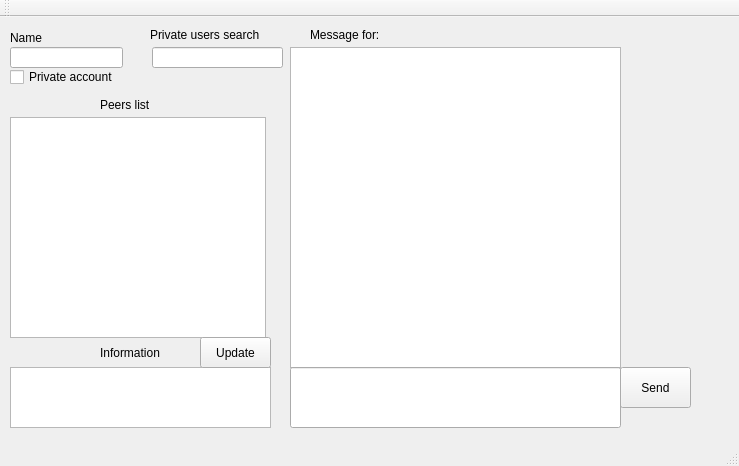
First picture: the form in Client/clientwindow.ui, repository ToshUxanoff/P2P-Chat, before the edit.
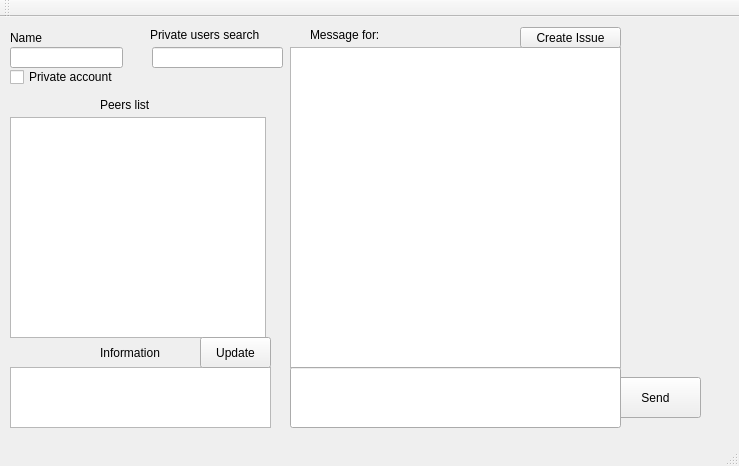
Second picture: the form after the edit.

Commit message: Added Github issue creation

```diff
--- a/Client/clientwindow.ui
+++ b/Client/clientwindow.ui
@@ -89,9 +89,9 @@
    <widget class="QPushButton" name="SendMsg">
     <property name="geometry">
      <rect>
-      <x>620</x>
-      <y>350</y>
-      <width>71</width>
+      <x>610</x>
+      <y>360</y>
+      <width>91</width>
       <height>41</height>
      </rect>
     </property>
@@ -197,6 +197,19 @@
      <string/>
     </property>
    </widget>
+   <widget class="QPushButton" name="pushButton">
+    <property name="geometry">
+     <rect>
+      <x>520</x>
+      <y>10</y>
+      <width>101</width>
+      <height>21</height>
+     </rect>
+    </property>
+    <property name="text">
+     <string>Create Issue</string>
+    </property>
+   </widget>
   </widget>
   <widget class="QMenuBar" name="menuBar">
    <property name="geometry">
```
The commit also changes 18 other files.
